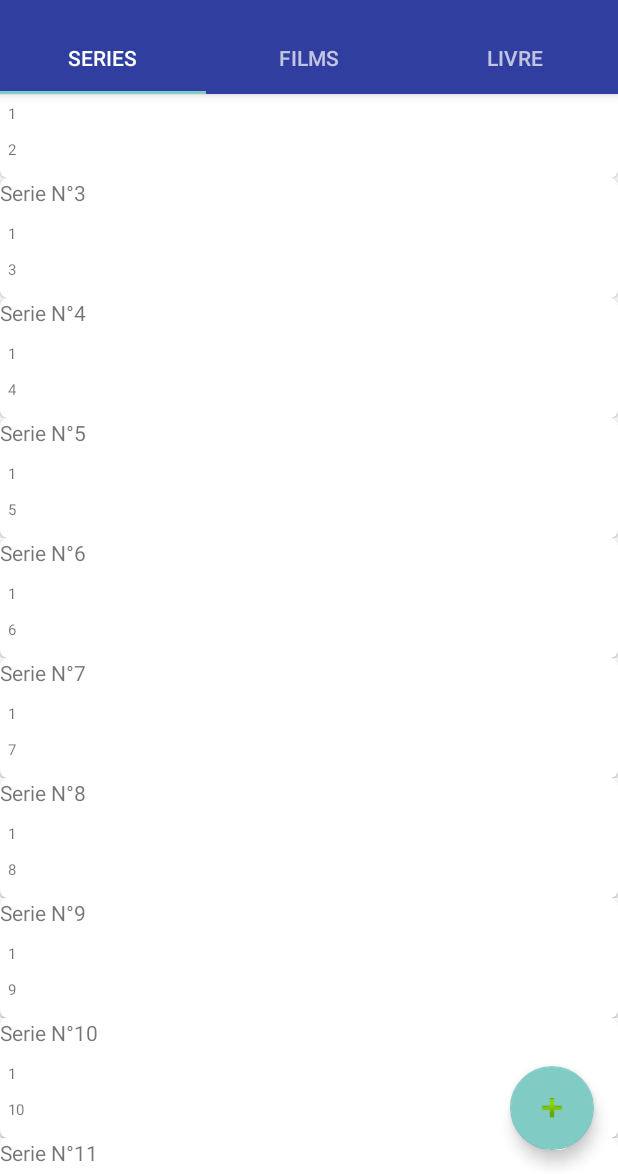
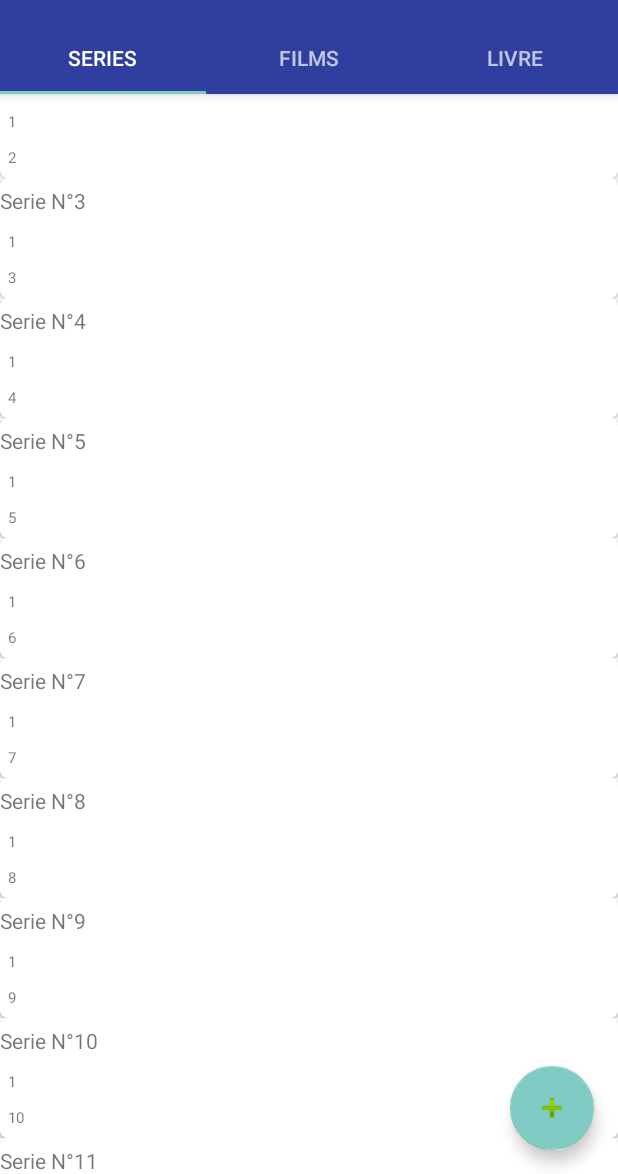
Before and after one commit to nbenbourahla-zz/LibraryReminder, an Android app: the screen it shows after launch (HomeActivity), on a phone screen of 412 x 824 dp, the part 62-1236 px from its top. Run offline under Robolectric (Android 15) with nearby library versions, the phone set to English and light mode, and no system bars; libraries missing offline, so code that uses them is left out: com.activeandroid, com.activeandroid.annotation, com.activeandroid.app, com.activeandroid.query; 1 statement that could not run was skipped.

Commit message:
update CardView for list layout

```diff
--- a/app/src/main/res/layout/list_item_card_small.xml
+++ b/app/src/main/res/layout/list_item_card_small.xml
@@ -8,6 +8,7 @@
         android:id="@+id/card_view"
         android:layout_width="match_parent"
         android:layout_height="80dp"
+        android:background="@color/blue"
         app:cardCornerRadius="5dp"
         app:cardElevation="2dp"
         app:cardPreventCornerOverlap="false"
@@ -15,6 +16,8 @@
 
         <RelativeLayout
             android:layout_width="match_parent"
+            android:layout_marginTop="5dp"
+            android:layout_marginBottom="5dp"
             android:layout_height="match_parent">
 
             <TextView
```
Also changed, not shown: app/src/main/res/layout/activity_add_tv_show.xml (+5 -7 lines).
